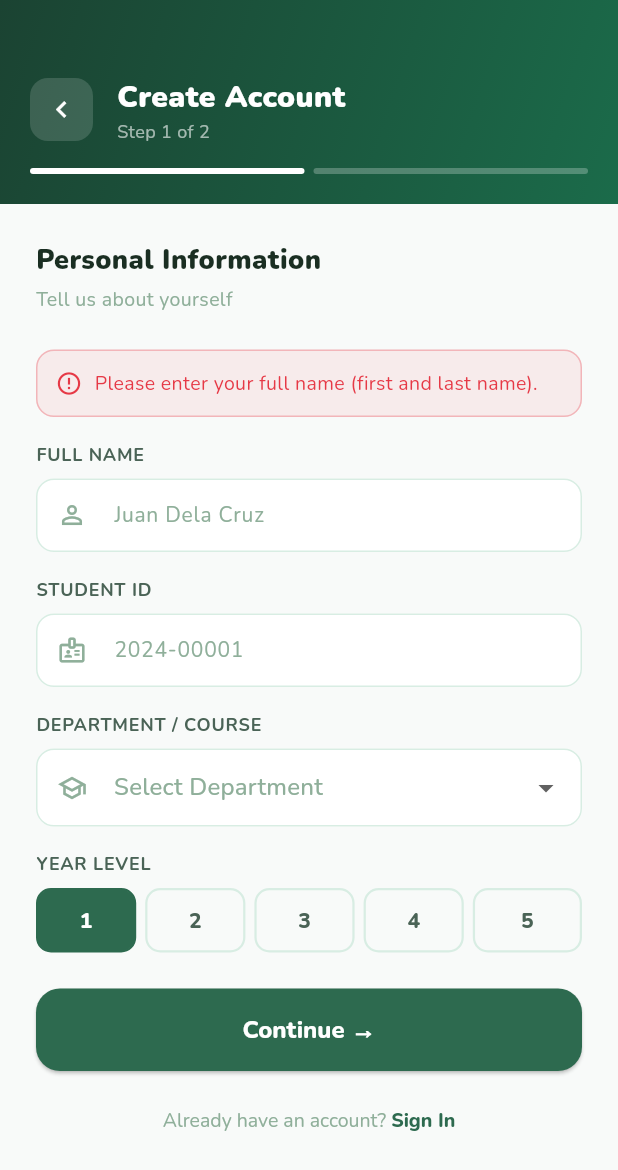
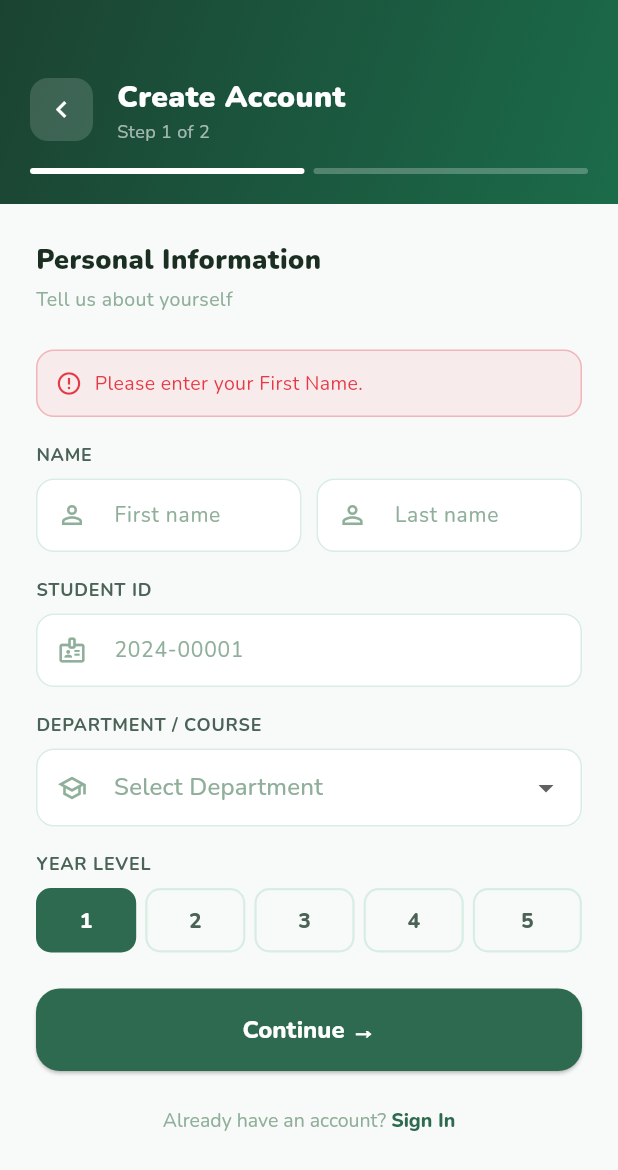
Before and after one commit to Sam-st0p/bloom-mobile, a Flutter app: the SignupScreen screen opened directly with empty values, after a tap on "Continue →", on a phone screen of 412 x 824 dp. Shown: the top 1170 px of the screen. Run offline on Flutter 3.47's test engine with Material 3 defaults, Android fonts, the phone set to English and light mode, and no system bars; our stand-ins replace flutter_dotenv, google_fonts, supabase_flutter, timeago, web; missing offline and left inert: dart:ui_web; accounts and stored records are empty; network calls fail.

Commit message:
feat: (signup) Split full name into first and last name fields

```diff
--- a/bloom_integrated/lib/screens/signup_screen.dart
+++ b/bloom_integrated/lib/screens/signup_screen.dart
@@ -27,11 +27,12 @@ class _SignupScreenState extends State<SignupScreen> {
   bool    _loading = false;
   String? _error;
 
-  final _nameCtrl    = TextEditingController();
-  final _idCtrl      = TextEditingController();
-  final _emailCtrl   = TextEditingController();
-  final _passCtrl    = TextEditingController();
-  final _confirmCtrl = TextEditingController();
+  final _firstNameCtrl = TextEditingController();
+  final _lastNameCtrl  = TextEditingController();
+  final _idCtrl        = TextEditingController();
+  final _emailCtrl     = TextEditingController();
+  final _passCtrl      = TextEditingController();
+  final _confirmCtrl   = TextEditingController();
 
   String? _selectedDepartment;
   int     _selectedYearLevel = 1;
@@ -42,7 +43,8 @@ class _SignupScreenState extends State<SignupScreen> {
 
   @override
   void dispose() {
-    _nameCtrl.dispose();
+    _firstNameCtrl.dispose();
+    _lastNameCtrl.dispose();
     _idCtrl.dispose();
     _emailCtrl.dispose();
     _passCtrl.dispose();
@@ -52,11 +54,15 @@ class _SignupScreenState extends State<SignupScreen> {
 
   // ── Step 1 validation ──────────────────────────────────────
   String? _validateStep1() {
-    final name = _nameCtrl.text.trim();
-    final id   = _idCtrl.text.trim();
+    final firstName = _firstNameCtrl.text.trim();
+    final lastName  = _lastNameCtrl.text.trim();
+    final id        = _idCtrl.text.trim();
 
-    if (!isValidFullName(name)) {
-      return 'Please enter your full name (first and last name).';
+    if (firstName.isEmpty) {
+      return 'Please enter your First Name.';
+    }
+    if (lastName.isEmpty) {
+      return 'Please enter your Last Name.';
     }
     if (id.isEmpty) {
       return 'Student ID is required.';
@@ -98,7 +104,8 @@ class _SignupScreenState extends State<SignupScreen> {
 
     setState(() { _loading = true; _error = null; });
 
-    final normalizedName = formatFullName(_nameCtrl.text);
+    final normalizedName = formatFullName(
+        '${_firstNameCtrl.text.trim()} ${_lastNameCtrl.text.trim()}');
     final normalizedId   = formatStudentId(_idCtrl.text);
 
     final error = await AuthService.signUp(
@@ -275,12 +282,27 @@ class _SignupScreenState extends State<SignupScreen> {
       const SizedBox(height: 24),
       _errorBanner(),
 
-      _buildLabel('FULL NAME'),
+      // ── First & Last Name (side by side) ──────────────────
+      _buildLabel('NAME'),
       const SizedBox(height: 8),
-      _buildTextField(
-        ctrl: _nameCtrl,
-        hint: 'Juan Dela Cruz',
-        icon: Icons.person_outline,
+      Row(
+        children: [
+          Expanded(
+            child: _buildTextField(
+              ctrl: _firstNameCtrl,
+              hint: 'First name',
+              icon: Icons.person_outline,
+            ),
+          ),
+          const SizedBox(width: 10),
+          Expanded(
+            child: _buildTextField(
+              ctrl: _lastNameCtrl,
+              hint: 'Last name',
+              icon: Icons.person_outline,
+            ),
+          ),
+        ],
       ),
       const SizedBox(height: 16),
 
```
